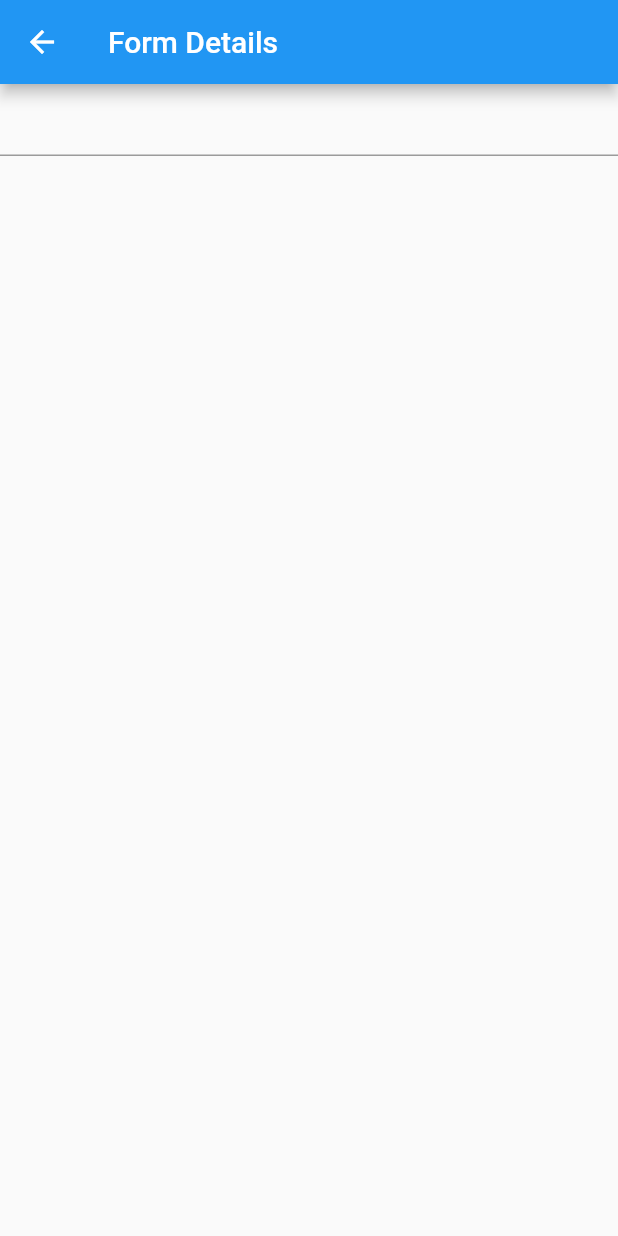
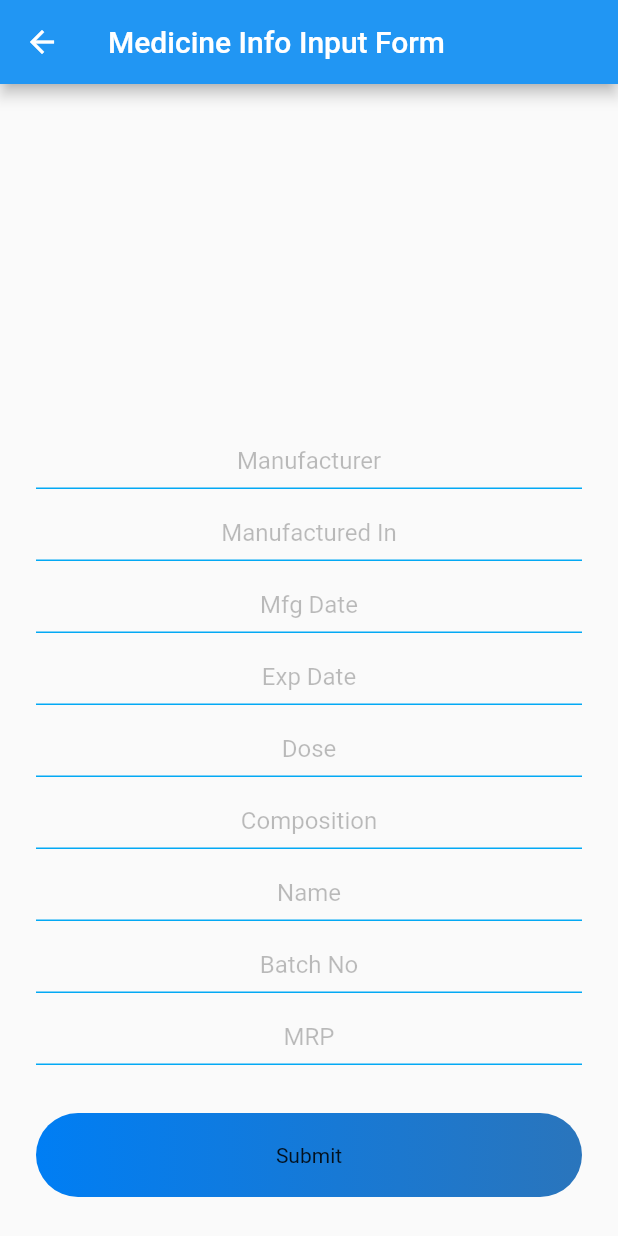
Before and after one commit to jiwansapkota/healthChain, a Flutter app: the MedicineDataInputForm screen opened directly, on a phone screen of 412 x 824 dp. Run offline on Flutter 3.47's test engine with Material 2 defaults, Android fonts, the phone set to English and light mode, and no system bars; missing offline and left inert: qrscan; network calls fail.

Commit message:
data input form created

```diff
--- a/jsonServer/package.json
+++ b/jsonServer/package.json
@@ -4,7 +4,7 @@
   "description": "rest api for medicochain",
   "main": "index.js",
   "scripts": {
-    "json:server": "json-server --host 192.168.100.5 --watch db.json"
+    "json:server": "json-server --host 192.168.100.9 --watch db.json"
   },
   "author": "",
   "license": "ISC",
--- /dev/null
+++ b/lib/constant.dart
@@ -0,0 +1,3 @@
+class Constants{
+  static String drugNumber="";
+}
--- a/lib/main.dart
+++ b/lib/main.dart
@@ -1,5 +1,6 @@
 import 'package:flutter/material.dart';
 import 'package:healthChain/details.dart';
+import 'package:healthChain/manuform.dart';
 import 'package:healthChain/qrScanner.dart';
 
 void main() {
@@ -47,8 +48,9 @@ class _MyHomePageState extends State<MyHomePage> {
   @override
   Widget build(BuildContext context) {
     return MaterialApp(
-      // home: QrScanner(),
-      home: Details("2345"),
+      home: QrScanner(),
+      //  home: Details("2345"),
+      // home:MedicineDataInputForm(),
     );
   }
 }
--- a/lib/manuform.dart
+++ b/lib/manuform.dart
@@ -1,4 +1,5 @@
 import 'package:flutter/material.dart';
+import 'widget.dart';
 
 class MedicineDataInputForm extends StatefulWidget {
   @override
@@ -6,20 +7,101 @@ class MedicineDataInputForm extends StatefulWidget {
 }
 
 class _MedicineDataInputFormState extends State<MedicineDataInputForm> {
+  bool isLoading = false;
+  final formKey = GlobalKey<FormState>();
+  TextEditingController manufacuredDateEditingController =
+      new TextEditingController();
+  TextEditingController manufacurerEditingController =
+      new TextEditingController();
+  TextEditingController manufacuredInEditingController =
+      new TextEditingController();
+  TextEditingController expiryDateEditingController =
+      new TextEditingController();
+  TextEditingController dosEditingController = new TextEditingController();
+  TextEditingController compositionEditingController =
+      new TextEditingController();
+  TextEditingController nameEditingController = new TextEditingController();
+  TextEditingController batchNoEditingController = new TextEditingController();
+  TextEditingController maximumRetailPriceEditingController =
+      new TextEditingController();
+  onSubmitHandler() {
+    if (formKey.currentState.validate()) {
+      setState(() {
+        isLoading = true;
+      });
+    }
+  }
+
   @override
   Widget build(BuildContext context) {
     return Scaffold(
       appBar: AppBar(
-        title:Text("Form Details"),
+        title: Text('Medicine Info Input Form'),
       ),
-      body:  Center(
-        child: Column(
-          children:<Widget>[
-            TextField(),
-
-          ]
-        ),
-      ),
+      body: isLoading
+          ? Container(
+              child: Center(child: CircularProgressIndicator()),
+            )
+          : SingleChildScrollView(
+              child: Container(
+                height: MediaQuery.of(context).size.height - 50,
+                alignment: Alignment.bottomCenter,
+                child: Container(
+                  padding: EdgeInsets.symmetric(horizontal: 24.0),
+                  child: Column(
+                    mainAxisSize: MainAxisSize.min,
+                    children: [
+                      Form(
+                        key: formKey,
+                        child: Column(children: [
+                          inputFormField(
+                              "Manufacturer", manufacurerEditingController),
+                          inputFormField("Manufactured In",
+                              manufacuredInEditingController),
+                          inputFormField(
+                              "Mfg Date", manufacuredDateEditingController),
+                          inputFormField(
+                              "Exp Date", expiryDateEditingController),
+                          inputFormField("Dose", dosEditingController),
+                          inputFormField(
+                              "Composition", compositionEditingController),
+                          inputFormField("Name", nameEditingController),
+                          inputFormField("Batch No", batchNoEditingController),
+                          inputFormField(
+                              "MRP", maximumRetailPriceEditingController),
+                        ]),
+                      ),
+                      SizedBox(
+                        height: 32,
+                      ),
+                      GestureDetector(
+                        onTap: () {
+                          // signMeIn();
+                        },
+                        child: Container(
+                          alignment: Alignment.center,
+                          width: MediaQuery.of(context).size.width,
+                          padding: EdgeInsets.symmetric(vertical: 20),
+                          decoration: BoxDecoration(
+                              gradient: LinearGradient(colors: [
+                                const Color(0xff007EF4),
+                                const Color(0xff2A75BC),
+                              ]),
+                              borderRadius: BorderRadius.circular(30.0)),
+                          child: Text(
+                            "Submit",
+                            // style: mediumInputTextStyle(),
+                          ),
+                        ),
+                      ),
+                      SizedBox(
+                        height: 32,
+                      ),
+                    ],
+                  ),
+                ),
+              ),
+            ),
     );
   }
 }
--- a/lib/medicine_modal.dart
+++ b/lib/medicine_modal.dart
@@ -1,4 +1,5 @@
-  class Medicine {
+
+class Medicine {
     final String drugNumber;
     final String manufacturer;
     final String manufacturedIn;
--- a/lib/qrScanner.dart
+++ b/lib/qrScanner.dart
@@ -1,6 +1,7 @@
 import 'package:healthChain/details.dart';
 import 'package:qrscan/qrscan.dart' as scanner;
 import 'package:flutter/material.dart';
+import 'constant.dart';
 
 class QrScanner extends StatefulWidget {
   @override
@@ -13,6 +14,7 @@ class _QrScannerState extends State<QrScanner> {
     String cameraScanResult = await scanner.scan();
     setState(() {
       scanResult=cameraScanResult;
+      Constants.drugNumber=scanResult;
     });
      Navigator.push(
               context, MaterialPageRoute(builder: (context) => Details(scanResult)));
--- /dev/null
+++ b/lib/widget.dart
@@ -0,0 +1,34 @@
+import 'package:flutter/material.dart';
+
+InputDecoration textFieldInputDecoration(String hint) {
+  return InputDecoration(
+    hintText: hint,
+    hintStyle: TextStyle(
+      color: Colors.black26,
+    ),
+    focusedBorder: UnderlineInputBorder(
+      borderSide: BorderSide(color: Colors.blue),
+    ),
+    enabledBorder: UnderlineInputBorder(
+      borderSide: BorderSide(color: Colors.lightBlue),
+    ),
+  );
+}
+
+TextStyle inputTextStyle() {
+  return TextStyle(
+    color: Colors.black87,
+    fontSize: 16,
+  );
+}
+
+TextFormField inputFormField(String hint, TextEditingController controller) {
+  return TextFormField(
+    textAlign: TextAlign.center,
+    textAlignVertical: TextAlignVertical.bottom,
+    validator: null,
+    decoration: textFieldInputDecoration(hint),
+    controller: controller,
+    style: inputTextStyle(),
+  );
+}
```
Also changed, not shown: jsonServer/db.json (+7 -7 lines), lib/details.dart (+32 -4 lines).
